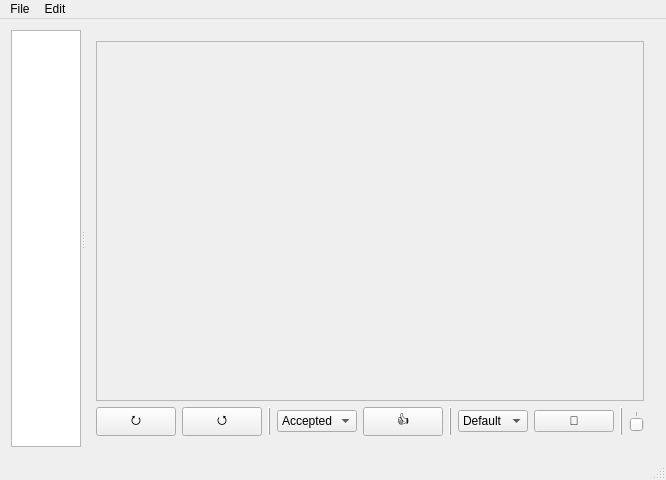
Old version of the form MainWindow.ui in the repository kringg/Asim.
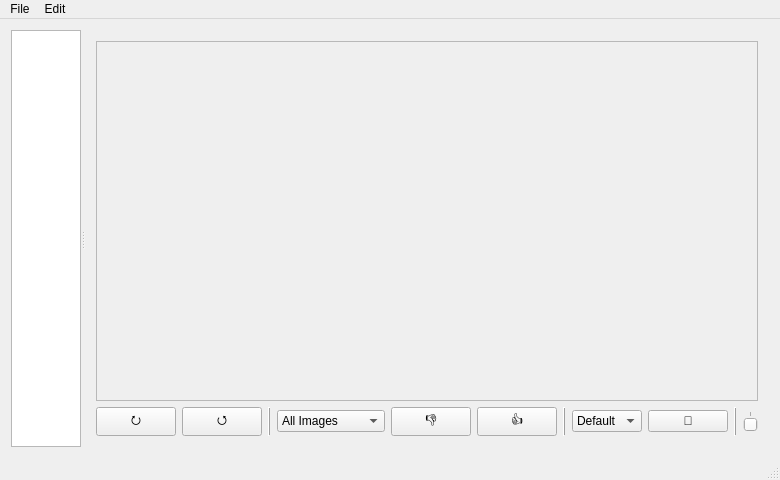
New version of the form.

Commit message: Implemented thumbnail selection and thumbs up / down behavior.

Patch:
```diff
--- a/MainWindow.ui
+++ b/MainWindow.ui
@@ -27,7 +27,89 @@
       </widget>
       <widget class="QWidget" name="gridLayoutWidget">
        <layout class="QGridLayout" name="gridLayout">
-        <item row="0" column="0" colspan="10">
+        <item row="1" column="2">
+         <widget class="Line" name="line_3">
+          <property name="frameShadow">
+           <enum>QFrame::Raised</enum>
+          </property>
+          <property name="orientation">
+           <enum>Qt::Vertical</enum>
+          </property>
+         </widget>
+        </item>
+        <item row="1" column="3">
+         <widget class="QComboBox" name="comboBoxViewMode">
+          <property name="currentIndex">
+           <number>0</number>
+          </property>
+          <item>
+           <property name="text">
+            <string>All Images</string>
+           </property>
+          </item>
+          <item>
+           <property name="text">
+            <string>Thumbs Up</string>
+           </property>
+          </item>
+          <item>
+           <property name="text">
+            <string>Thumbs Down</string>
+           </property>
+          </item>
+         </widget>
+        </item>
+        <item row="1" column="8">
+         <widget class="QPushButton" name="btnEdit">
+          <property name="text">
+           <string>🎨</string>
+          </property>
+         </widget>
+        </item>
+        <item row="1" column="1">
+         <widget class="QPushButton" name="btnRotateCounterClockwise">
+          <property name="text">
+           <string>⭯</string>
+          </property>
+         </widget>
+        </item>
+        <item row="1" column="0">
+         <widget class="QPushButton" name="btnRotateClockwise">
+          <property name="text">
+           <string>⭮</string>
+          </property>
+         </widget>
+        </item>
+        <item row="1" column="5">
+         <widget class="QPushButton" name="btnThumbsUp">
+          <property name="text">
+           <string>👍</string>
+          </property>
+         </widget>
+        </item>
+        <item row="1" column="10">
+         <widget class="QSlider" name="sliderSize">
+          <property name="minimum">
+           <number>1</number>
+          </property>
+          <property name="maximum">
+           <number>5</number>
+          </property>
+          <property name="pageStep">
+           <number>1</number>
+          </property>
+          <property name="value">
+           <number>3</number>
+          </property>
+          <property name="orientation">
+           <enum>Qt::Horizontal</enum>
+          </property>
+          <property name="tickPosition">
+           <enum>QSlider::TicksAbove</enum>
+          </property>
+         </widget>
+        </item>
+        <item row="0" column="0" colspan="11">
          <widget class="QScrollArea" name="scrollArea">
           <property name="sizePolicy">
            <sizepolicy hsizetype="Expanding" vsizetype="Expanding">
@@ -43,66 +125,14 @@
             <rect>
              <x>0</x>
              <y>0</y>
-             <width>504</width>
+             <width>542</width>
              <height>384</height>
             </rect>
            </property>
           </widget>
          </widget>
         </item>
-        <item row="1" column="0">
-         <widget class="QPushButton" name="btnRotateClockwise">
-          <property name="text">
-           <string>⭮</string>
-          </property>
-         </widget>
-        </item>
-        <item row="1" column="4">
-         <widget class="QPushButton" name="btnAcceptReject">
-          <property name="text">
-           <string>👍</string>
-          </property>
-         </widget>
-        </item>
-        <item row="1" column="1">
-         <widget class="QPushButton" name="btnRotateCounterClockwise">
-          <property name="text">
-           <string>⭯</string>
-          </property>
-         </widget>
-        </item>
-        <item row="1" column="9">
-         <widget class="QSlider" name="sliderSize">
-          <property name="minimum">
-           <number>1</number>
-          </property>
-          <property name="maximum">
-           <number>5</number>
-          </property>
-          <property name="pageStep">
-           <number>1</number>
-          </property>
-          <property name="value">
-           <number>3</number>
-          </property>
-          <property name="orientation">
-           <enum>Qt::Horizontal</enum>
-          </property>
-          <property name="tickPosition">
-           <enum>QSlider::TicksAbove</enum>
-          </property>
-         </widget>
-        </item>
         <item row="1" column="6">
-         <widget class="QComboBox" name="comboBoxEditMode">
-          <item>
-           <property name="text">
-            <string>Default</string>
-           </property>
-          </item>
-         </widget>
-        </item>
-        <item row="1" column="5">
          <widget class="Line" name="line">
           <property name="frameShadow">
            <enum>QFrame::Raised</enum>
@@ -112,7 +142,7 @@
           </property>
          </widget>
         </item>
-        <item row="1" column="8">
+        <item row="1" column="9">
          <widget class="Line" name="line_2">
           <property name="frameShadow">
            <enum>QFrame::Raised</enum>
@@ -122,42 +152,19 @@
           </property>
          </widget>
         </item>
-        <item row="1" column="3">
-         <widget class="QComboBox" name="comboBoxViewMode">
-          <property name="currentIndex">
-           <number>1</number>
-          </property>
-          <item>
-           <property name="text">
-            <string>All</string>
-           </property>
-          </item>
-          <item>
-           <property name="text">
-            <string>Accepted</string>
-           </property>
-          </item>
-          <item>
-           <property name="text">
-            <string>Rejected</string>
-           </property>
-          </item>
-         </widget>
-        </item>
         <item row="1" column="7">
-         <widget class="QPushButton" name="btnEdit">
-          <property name="text">
-           <string>🎨</string>
-          </property>
+         <widget class="QComboBox" name="comboBoxEditMode">
+          <item>
+           <property name="text">
+            <string>Default</string>
+           </property>
+          </item>
          </widget>
         </item>
-        <item row="1" column="2">
-         <widget class="Line" name="line_3">
-          <property name="frameShadow">
-           <enum>QFrame::Raised</enum>
-          </property>
-          <property name="orientation">
-           <enum>Qt::Vertical</enum>
+        <item row="1" column="4">
+         <widget class="QPushButton" name="btnThumbsDown">
+          <property name="text">
+           <string>👎</string>
           </property>
          </widget>
         </item>
```
The commit also changes 8 other files.
